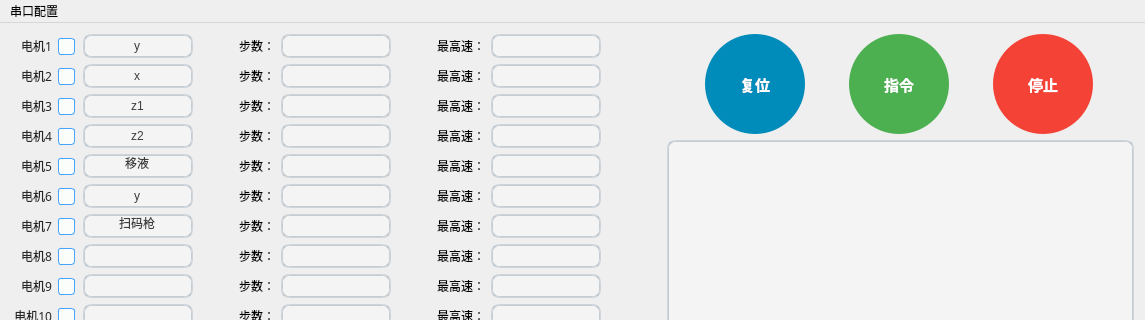
The window that motor_lishi_v3_1/mainwindow.ui (leeyoung7017/lishi) describes before a commit, drawn with Qt 5; both pictures show x 0 to 1145 and y 0 to 320 of the 1145 by 640 pixel window.
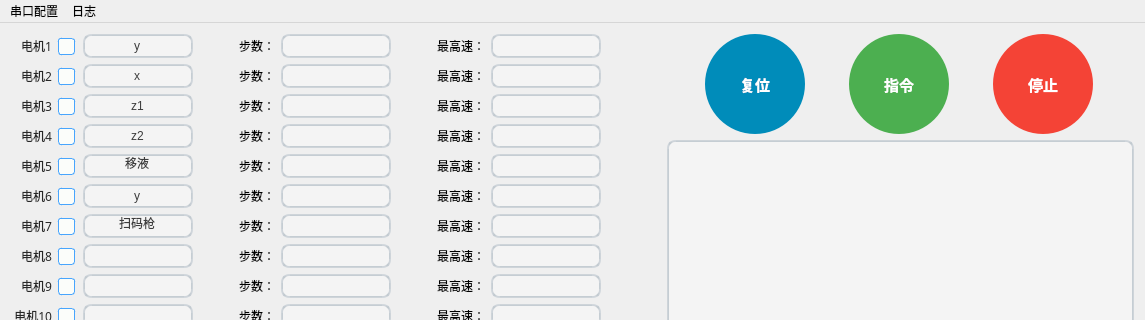
The same window after the commit. Icons and pictures are not drawn.

The edit to the form file:
```diff
--- a/motor_lishi_v3_1/mainwindow.ui
+++ b/motor_lishi_v3_1/mainwindow.ui
@@ -5450,7 +5450,14 @@
     <addaction name="slide"/>
     <addaction name="tube"/>
    </widget>
+   <widget class="QMenu" name="menu_2">
+    <property name="title">
+     <string>日志</string>
+    </property>
+    <addaction name="action"/>
+   </widget>
    <addaction name="menu"/>
+   <addaction name="menu_2"/>
   </widget>
   <action name="fpga">
    <property name="text">
```
Left out of the diff: 5 changed lines with no effect on the pictures.
